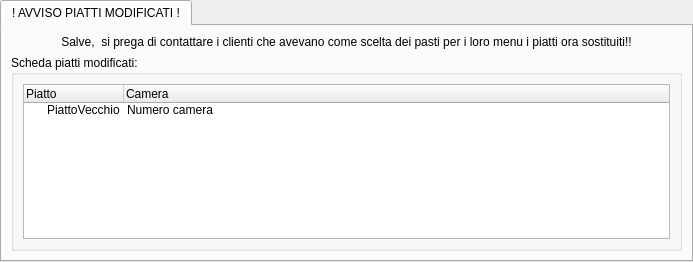
Before: the Qt Designer form ui/Titolare/GestioneCucina/AvvisoPiattiModificati.ui in mdoraz/Hotel, drawn with Qt 5.
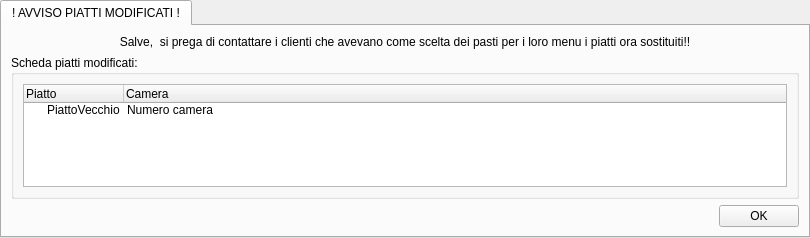
After: the same form once the commit is applied.

Commit message: modifiche al AvvisoPiattiModificati.ui aggiunto bottone

Patch:
```diff
--- a/ui/Titolare/GestioneCucina/AvvisoPiattiModificati.ui
+++ b/ui/Titolare/GestioneCucina/AvvisoPiattiModificati.ui
@@ -6,8 +6,8 @@
    <rect>
     <x>0</x>
     <y>0</y>
-    <width>693</width>
-    <height>262</height>
+    <width>810</width>
+    <height>238</height>
    </rect>
   </property>
   <property name="windowTitle">
@@ -17,18 +17,28 @@
    <attribute name="title">
     <string>! AVVISO PIATTI MODIFICATI !</string>
    </attribute>
-   <layout class="QVBoxLayout" name="verticalLayout">
-    <item>
-     <widget class="QLabel" name="labelIntroduzione">
+   <layout class="QGridLayout" name="gridLayout">
+    <item row="2" column="0">
+     <spacer name="horizontalSpacer">
+      <property name="orientation">
+       <enum>Qt::Horizontal</enum>
+      </property>
+      <property name="sizeHint" stdset="0">
+       <size>
+        <width>40</width>
+        <height>20</height>
+       </size>
+      </property>
+     </spacer>
+    </item>
+    <item row="2" column="1">
+     <widget class="QPushButton" name="btnOk">
       <property name="text">
-       <string>Salve,  si prega di contattare i clienti che avevano come scelta dei pasti per i loro menu i piatti ora sostituiti!!</string>
-      </property>
-      <property name="alignment">
-       <set>Qt::AlignCenter</set>
+       <string>OK</string>
       </property>
      </widget>
     </item>
-    <item>
+    <item row="1" column="0" colspan="2">
      <widget class="QGroupBox" name="groupboxSchedaPiattiModificati">
       <property name="title">
        <string>Scheda piatti modificati:</string>
@@ -62,6 +72,16 @@
       </layout>
      </widget>
     </item>
+    <item row="0" column="0" colspan="2">
+     <widget class="QLabel" name="labelIntroduzione">
+      <property name="text">
+       <string>Salve,  si prega di contattare i clienti che avevano come scelta dei pasti per i loro menu i piatti ora sostituiti!!</string>
+      </property>
+      <property name="alignment">
+       <set>Qt::AlignCenter</set>
+      </property>
+     </widget>
+    </item>
    </layout>
   </widget>
  </widget>
```
